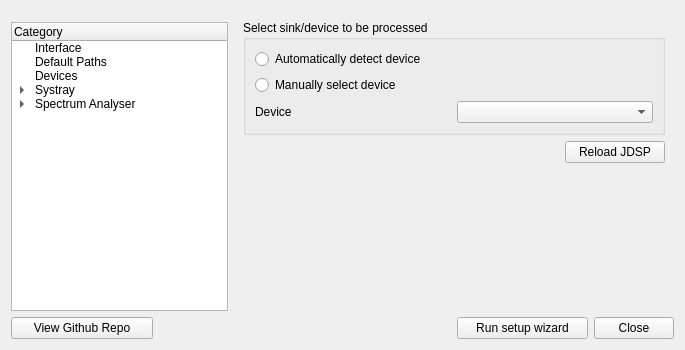
The window that src/interface/fragment/SettingsFragment.ui (Audio4Linux/JDSP4Linux) describes before a commit, drawn with Qt 5.
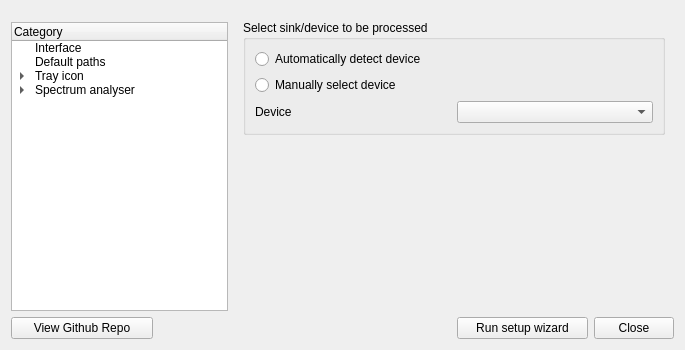
The same window after the commit. The open tabs and pages were chosen to show the change. Custom widgets are drawn as their Qt base class.

The edit to the form file:
```diff
--- a/src/interface/fragment/SettingsFragment.ui
+++ b/src/interface/fragment/SettingsFragment.ui
@@ -74,17 +74,12 @@
          </item>
          <item>
           <property name="text">
-           <string>Default Paths</string>
+           <string>Default paths</string>
           </property>
          </item>
          <item>
           <property name="text">
-           <string>Devices</string>
-          </property>
-         </item>
-         <item>
-          <property name="text">
-           <string>Systray</string>
+           <string>Tray icon</string>
           </property>
           <item>
            <property name="text">
@@ -94,7 +89,7 @@
          </item>
          <item>
           <property name="text">
-           <string>Spectrum Analyser</string>
+           <string>Spectrum analyser</string>
           </property>
           <item>
            <property name="text">
@@ -483,39 +478,6 @@
            </layout>
           </widget>
          </item>
-         <item>
-          <layout class="QHBoxLayout" name="horizontalLayout_8">
-           <property name="topMargin">
-            <number>0</number>
-           </property>
-           <item>
-            <spacer name="horizontalSpacer_3">
-             <property name="orientation">
-              <enum>Qt::Horizontal</enum>
-             </property>
-             <property name="sizeHint" stdset="0">
-              <size>
-               <width>40</width>
-               <height>20</height>
-              </size>
-             </property>
-            </spacer>
-           </item>
-           <item>
-            <widget class="QPushButton" name="dev_reload_jdsp">
-             <property name="minimumSize">
-              <size>
-               <width>100</width>
-               <height>0</height>
-              </size>
-             </property>
-             <property name="text">
-              <string>Reload JDSP</string>
-             </property>
-            </widget>
-           </item>
-          </layout>
-         </item>
          <item>
           <spacer name="verticalSpacer_8">
            <property name="orientation">
```
Left out of the diff: 20 changed lines with no effect on the pictures.
